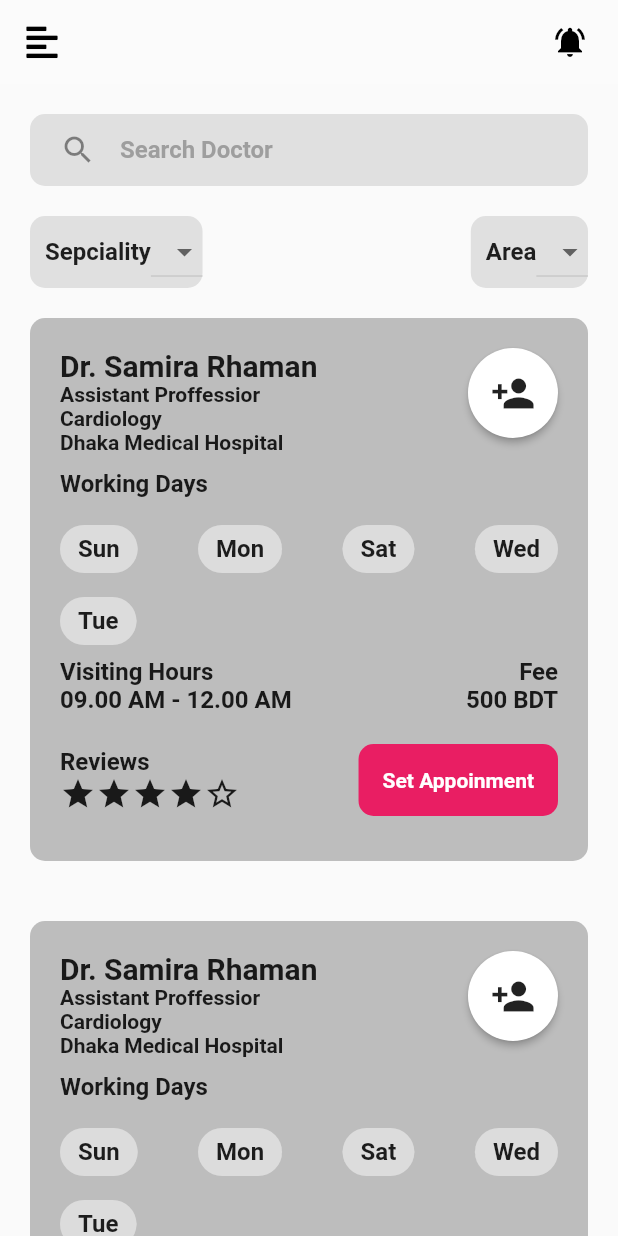
After one commit to jpmehedi/flutter-eDaktar-test-project, a Flutter app: the DoctorList screen opened by its route, on a phone screen of 412 x 824 dp. The commit adds this screen. Run offline on Flutter 3.47's test engine with Material 2 defaults, Android fonts, the phone set to English and light mode, and no system bars; our stand-ins replace font_awesome_flutter, table_calendar.

Commit message:
dorctor search screen complete

```diff
--- /dev/null
+++ b/lib/components/resueable_searchbar.dart
@@ -0,0 +1,27 @@
+import 'package:flutter/material.dart';
+
+class ResueableSearchBar extends StatelessWidget {
+  const ResueableSearchBar({this.hintText, this.icon});
+  final String hintText;
+  final Icon icon;
+  @override
+  Widget build(BuildContext context) {
+    return Container(
+      decoration: BoxDecoration(
+          borderRadius: BorderRadius.circular(10), color: Colors.grey[300]),
+      child: Padding(
+        padding: const EdgeInsets.only(left: 20),
+        child: TextField(
+          decoration: InputDecoration(
+              icon: icon,
+              hintText:hintText,
+              hintStyle: TextStyle(
+                color: Colors.grey,
+                fontWeight: FontWeight.bold,
+              ),
+              border: InputBorder.none),
+        ),
+      ),
+    );
+  }
+}
--- /dev/null
+++ b/lib/components/set_appoinment_card.dart
@@ -0,0 +1,170 @@
+import 'package:flutter/material.dart';
+import '../constraint.dart';
+import '../components/small_button_builder.dart';
+
+class SetAppoinmentCard extends StatelessWidget {
+  SetAppoinmentCard(
+      {@required this.doctorName,
+      @required this.designation,
+      @required this.title,
+      @required this.postingHospital,
+      @required this.workingDays,
+      @required this.fee,
+      @required this.visitingHours,
+      this.row});
+  final String doctorName;
+  final String designation;
+  final String title;
+  final String postingHospital;
+  List workingDays = [];
+  final String fee;
+  final String visitingHours;
+  final Widget row;
+
+  @override
+  Widget build(BuildContext context) {
+    return Padding(
+      padding: const EdgeInsets.all(20.0),
+      child: Container(
+        padding: EdgeInsets.all(20),
+        decoration: BoxDecoration(
+          color: Colors.grey[400],
+          borderRadius: BorderRadius.circular(10.0),
+        ),
+        child: Column(
+          children: <Widget>[
+            Row(
+              mainAxisAlignment: MainAxisAlignment.spaceBetween,
+              crossAxisAlignment: CrossAxisAlignment.start,
+              children: <Widget>[
+                Column(
+                  crossAxisAlignment: CrossAxisAlignment.start,
+                  children: <Widget>[
+                    Text(
+                      doctorName,
+                      style: TextStyle(
+                        fontWeight: FontWeight.bold,
+                        fontSize: 20,
+                      ),
+                    ),
+                    Text(
+                      designation,
+                      style: TextStyle(
+                        fontWeight: FontWeight.bold,
+                      ),
+                    ),
+                    Text(
+                      title,
+                      style: TextStyle(
+                        fontWeight: FontWeight.bold,
+                      ),
+                    ),
+                    Text(
+                      postingHospital,
+                      style: TextStyle(
+                        fontWeight: FontWeight.bold,
+                      ),
+                    ),
+                  ],
+                ),
+                RawMaterialButton(
+                  child: Icon(
+                    Icons.person_add,
+                    size: 30,
+                  ),
+                  onPressed: () {},
+                  shape: RoundedRectangleBorder(
+                      borderRadius: BorderRadius.circular(50)),
+                  fillColor: Colors.white,
+                  constraints: BoxConstraints(minHeight: 60.0, minWidth: 60.0),
+                ),
+              ],
+            ),
+            Container(
+              child: Column(
+                crossAxisAlignment: CrossAxisAlignment.start,
+                children: <Widget>[
+                  Padding(
+                    padding: const EdgeInsets.only(top: 10, bottom: 10),
+                    child: Text("Working Days", style: kCardTextStyle),
+                  ),
+                  Row(
+                    mainAxisAlignment: MainAxisAlignment.spaceBetween,
+                    children: <Widget>[
+                      Chip(
+                        label: Text(workingDays[0], style: kChipTextStyle),
+                      ),
+                      Chip(
+                        label: Text(workingDays[1], style: kChipTextStyle),
+                      ),
+                      Chip(
+                        label: Text(workingDays[2], style: kChipTextStyle),
+                      ),
+                      Chip(
+                        label: Text(workingDays[3], style: kChipTextStyle),
+                      ),
+                    ],
+                  ),
+                  Row(
+                    children: <Widget>[
+                      Chip(
+                        label: Text(workingDays[4], style: kChipTextStyle),
+                      ),
+                    ],
+                  ),
+                  Row(
+                    mainAxisAlignment: MainAxisAlignment.spaceBetween,
+                    children: <Widget>[
+                      Text("Visiting Hours", style: kCardTextStyle),
+                      Text("Fee", style: kCardTextStyle),
+                    ],
+                  ),
+                  Row(
+                    mainAxisAlignment: MainAxisAlignment.spaceBetween,
+                    children: <Widget>[
+                      Text(visitingHours, style: kCardTextStyle),
+                      Text(fee, style: kCardTextStyle),
+                    ],
+                  ),
+                  SizedBox(
+                    height: 20,
+                  ),
+                  Row(
+                    mainAxisAlignment: MainAxisAlignment.spaceBetween,
+                    children: <Widget>[
+                      Column(
+                        crossAxisAlignment: CrossAxisAlignment.start,
+                        children: <Widget>[
+                          Text("Reviews", style: kCardTextStyle),
+                          Row(
+                            mainAxisAlignment: MainAxisAlignment.end,
+                            children: <Widget>[
+                              Icon(Icons.star),
+                              Icon(Icons.star),
+                              Icon(Icons.star),
+                              Icon(Icons.star),
+                              Icon(Icons.star_border)
+                            ],
+                          )
+                        ],
+                      ),
+                      SmallButtonBuilder(
+                        text: 'Set Appoinment',
+                      )
+                    ],
+                  )
+                ],
+              ),
+            ),
+            SizedBox(
+              height: 10,
+            ),
+            Container(
+              child: row,
+            )
+          ],
+        ),
+      ),
+    );
+  }
+}
--- a/lib/main.dart
+++ b/lib/main.dart
@@ -5,6 +5,7 @@ import './screens/home_screen.dart';
 import './screens/appoinment_data_picker.dart';
 import './screens/appoinment.dart';
 import './screens/payment.dart';
+import './screens/doctor_list_screen.dart';
 
 void main() => runApp(MyApp());
 
@@ -22,6 +23,7 @@ class MyApp extends StatelessWidget {
         AppoinmentDatePicker.id: (context) => AppoinmentDatePicker(),
         Appoinment.id: (context) => Appoinment(),
         Payment.id: (context) => Payment(),
+        DoctorList.id: (context) => DoctorList(),
       },
     );
   }
--- /dev/null
+++ b/lib/screens/doctor_list_screen.dart
@@ -0,0 +1,162 @@
+import 'package:flutter/material.dart';
+import 'package:font_awesome_flutter/font_awesome_flutter.dart';
+import '../components/nav_darwer.dart';
+import '../components/resueable_searchbar.dart';
+import '../components/set_appoinment_card.dart';
+
+class DoctorList extends StatefulWidget {
+  static String id = 'DoctorList';
+  @override
+  _DoctorListState createState() => _DoctorListState();
+}
+
+class _DoctorListState extends State<DoctorList> {
+  final GlobalKey<ScaffoldState> _scaffoldKey = new GlobalKey<ScaffoldState>();
+  List<String> _speciality = ['A', 'B', 'C'];
+  List<String> _area = ['Dhaka', 'Cumilla', 'Chandpur', 'Feni'];
+  @override
+  Widget build(BuildContext context) {
+    return SafeArea(
+      child: Scaffold(
+        key: _scaffoldKey,
+        drawer: Drawer(
+          child: NavDrawer(),
+        ),
+        appBar: AppBar(
+          backgroundColor: Colors.white10,
+          elevation: 0,
+          leading: IconButton(
+            icon: Icon(
+              FontAwesomeIcons.alignLeft,
+              color: Colors.black,
+            ),
+            onPressed: () => _scaffoldKey.currentState.openDrawer(),
+          ),
+          actions: <Widget>[
+            Padding(
+              padding: const EdgeInsets.only(right: 20),
+              child: Icon(
+                Icons.notifications_active,
+                color: Colors.black,
+              ),
+            ),
+          ],
+        ),
+        body: SingleChildScrollView(
+          child: Container(
+            child: Column(
+              children: <Widget>[
+                Padding(
+                  padding: const EdgeInsets.all(20.0),
+                  child: ResueableSearchBar(
+                    hintText: 'Search Doctor',
+                    icon: Icon(Icons.search),
+                  ),
+                ),
+                Padding(
+                  padding: const EdgeInsets.only(left: 20.0, right: 20.0),
+                  child: Row(
+                    mainAxisAlignment: MainAxisAlignment.spaceBetween,
+                    children: <Widget>[
+                      Container(
+                        decoration: BoxDecoration(
+                          borderRadius: BorderRadius.circular(10),
+                          color: Colors.grey[300],
+                        ),
+                        child: Padding(
+                          padding: const EdgeInsets.only(left: 10.0),
+                          child: Row(
+                            children: <Widget>[
+                              Text(
+                                'Sepciality',
+                                style: TextStyle(
+                                  fontWeight: FontWeight.bold,
+                                  fontSize: 16,
+                                ),
+                              ),
+                              DropdownButton<String>(
+                                items: _speciality.map((String value) {
+                                  return new DropdownMenuItem<String>(
+                                    value: value,
+                                    child: new Text(value),
+                                  );
+                                }).toList(),
+                                onChanged: (value) {
+                                  print(value);
+                                },
+                              ),
+                            ],
+                          ),
+                        ),
+                      ),
+                      Container(
+
+                        decoration: BoxDecoration(
+                          borderRadius: BorderRadius.circular(10),
+                          color: Colors.grey[300],
+                        ),
+                        child: Padding(
+                          padding: const EdgeInsets.only(left: 10.0),
+                          child: Row(
+                            children: <Widget>[
+                              Text(
+                                'Area',
+                                style: TextStyle(
+                                  fontWeight: FontWeight.bold,
+                                  fontSize: 16,
+                                ),
+                              ),
+
+                              DropdownButton<String>(
+                                items: _speciality.map((String value) {
+                                  return new DropdownMenuItem<String>(
+                                    value: value,
+                                    child: new Text(value),
+                                  );
+                                }).toList(),
+                                onChanged: (value) {
+                                  print(value);
+                                },
+                              ),
+                            ],
+                          ),
+                        ),
+                      ),
+                    ],
+                  ),
+                ),
+                SetAppoinmentCard(
+                  doctorName: 'Dr. Samira Rhaman',
+                  designation: 'Assistant Proffessior',
+                  title: 'Cardiology',
+                  postingHospital: 'Dhaka Medical Hospital',
+                  workingDays: ['Sun', 'Mon', 'Sat', 'Wed', 'Tue'],
+                  fee: '500 BDT',
+                  visitingHours: '09.00 AM - 12.00 AM',
+                ),
+                SetAppoinmentCard(
+                  doctorName: 'Dr. Samira Rhaman',
+                  designation: 'Assistant Proffessior',
+                  title: 'Cardiology',
+                  postingHospital: 'Dhaka Medical Hospital',
+                  workingDays: ['Sun', 'Mon', 'Sat', 'Wed', 'Tue'],
+                  fee: '500 BDT',
+                  visitingHours: '09.00 AM - 12.00 AM',
+                ),
+                SetAppoinmentCard(
+                  doctorName: 'Dr. Samira Rhaman',
+                  designation: 'Assistant Proffessior',
+                  title: 'Cardiology',
+                  postingHospital: 'Dhaka Medical Hospital',
+                  workingDays: ['Sun', 'Mon', 'Sat', 'Wed', 'Tue'],
+                  fee: '500 BDT',
+                  visitingHours: '09.00 AM - 12.00 AM',
+                ),
+              ],
+            ),
+          ),
+        ),
+      ),
+    );
+  }
+}
--- a/lib/screens/home_screen.dart
+++ b/lib/screens/home_screen.dart
@@ -1,4 +1,5 @@
 import 'package:e_daktar/screens/appoinment_data_picker.dart';
+import 'package:e_daktar/screens/doctor_list_screen.dart';
 import 'package:flutter/material.dart';
 import 'package:font_awesome_flutter/font_awesome_flutter.dart';
 import '../components/nav_darwer.dart';
@@ -6,6 +7,7 @@ import '../constraint.dart';
 import '../components/reuseable_card.dart';
 import '../screens/appoinment.dart';
 import '../screens/payment.dart';
+import '../components/resueable_searchbar.dart';
 
 class HomeScreen extends StatefulWidget {
   static String id = "HomeScreen";
@@ -133,23 +135,9 @@ class _HomeScreenState extends State<HomeScreen> {
                   SizedBox(
                     height: 20,
                   ),
-                  Container(
-                    decoration: BoxDecoration(
-                        borderRadius: BorderRadius.circular(10),
-                        color: Colors.grey[300]),
-                    child: Padding(
-                      padding: const EdgeInsets.only(left: 20),
-                      child: TextField(
-                        decoration: InputDecoration(
-                            icon: Icon(Icons.search),
-                            hintText: 'Search Doctor',
-                            hintStyle: TextStyle(
-                              color: Colors.grey,
-                              fontWeight: FontWeight.bold,
-                            ),
-                            border: InputBorder.none),
-                      ),
-                    ),
+                  ResueableSearchBar(
+                    hintText: 'Search Doctor',
+                    icon: Icon(Icons.search),
                   ),
                   SizedBox(
                     height: 20,
@@ -195,7 +183,9 @@ class _HomeScreenState extends State<HomeScreen> {
                               width: 20,
                             ),
                             ReuseableCard(
-                              onTap: () {},
+                              onTap: () {
+                                Navigator.pushNamed(context, DoctorList.id);
+                              },
                               hedding: 'Others',
                               title: 'Information',
                             ),
```
